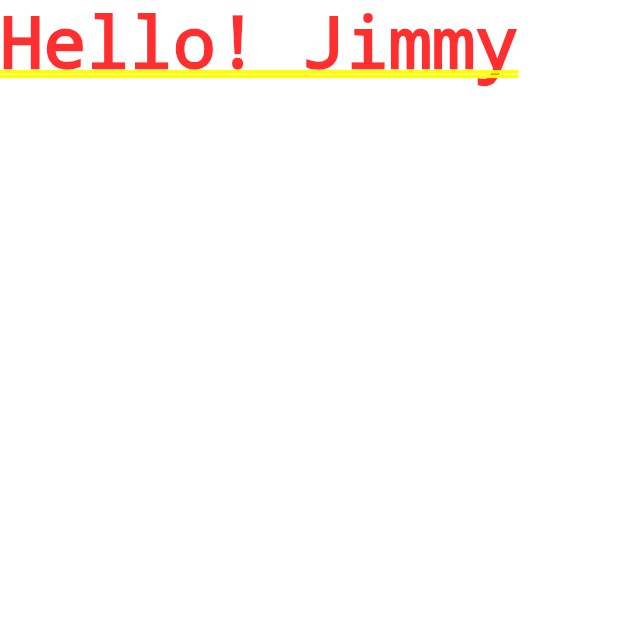
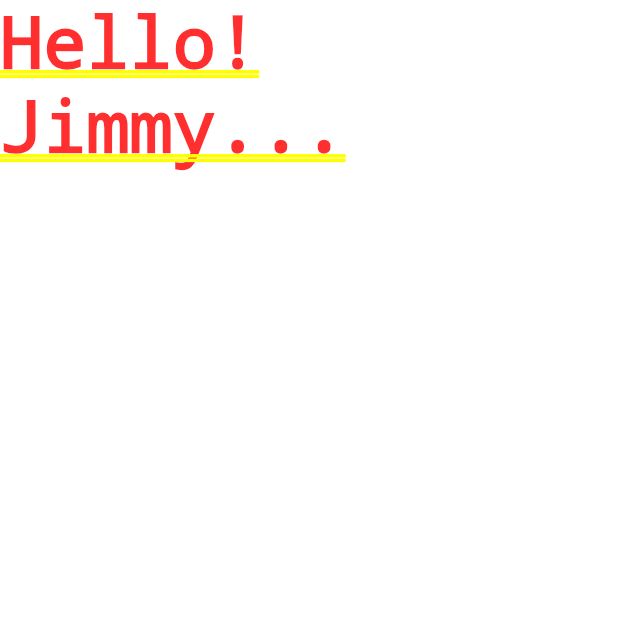
Before and after one commit to PrasadKute0708/flutterfirst, a Flutter app: the screen it shows after launch, on a phone screen of 412 x 824 dp, the top half of it. Run offline on Flutter 3.47's test engine with Material 2 defaults, Android fonts, the phone set to English and light mode, and no system bars.

Commit message:
just added dots in the file...

```diff
--- a/lib/main.dart
+++ b/lib/main.dart
@@ -7,7 +7,7 @@ void main() {
 class MyApp extends StatelessWidget {
   Widget build(BuildContext context) {
     return MaterialApp(
-      home: Text('Hello! Jimmy'),
+      home: Text('Hello! Jimmy...'),
     );
   }
 }
```
